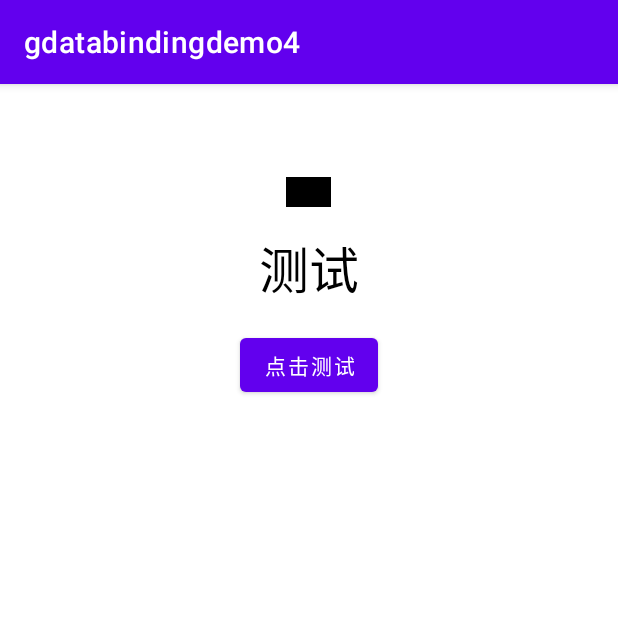
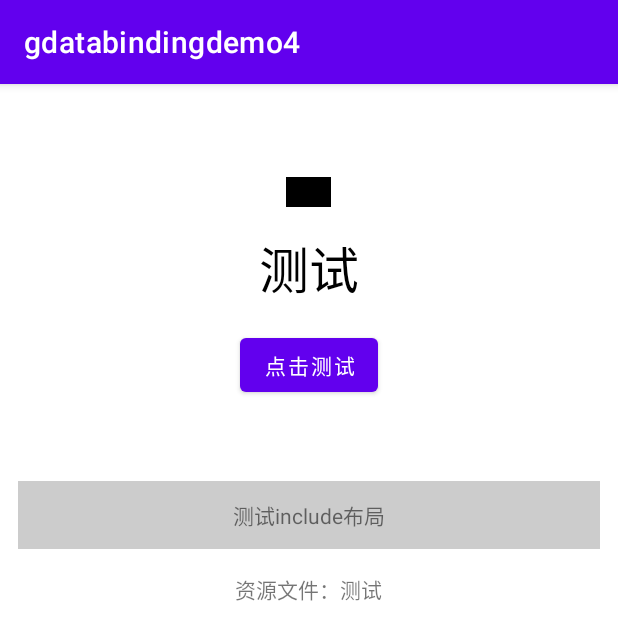
Before and after one commit to guoergongzi/GMVVMDemo, an Android app: the screen it shows after launch (MainActivity), on a phone screen of 412 x 824 dp. Shown: the top 640 px of the screen. Run offline under Robolectric (Android 15) with nearby library versions, the phone set to English and light mode, and no system bars; our stand-ins replace data binding; 6 statements that could not run were skipped.

Commit message:
测试DataBinding中的其它细节

```diff
--- a/gdatabindingdemo4/src/main/java/com/gegz/gdatabindingdemo4/BindingAdapterImpl.java
+++ b/gdatabindingdemo4/src/main/java/com/gegz/gdatabindingdemo4/BindingAdapterImpl.java
@@ -1,12 +1,10 @@
 package com.gegz.gdatabindingdemo4;
 
-import android.graphics.Color;
 import android.graphics.drawable.ColorDrawable;
 import android.graphics.drawable.Drawable;
 import android.view.View;
 import android.view.ViewGroup;
 import android.widget.ImageView;
-import android.widget.LinearLayout;
 import android.widget.TextView;
 
 import androidx.core.content.ContextCompat;
@@ -47,7 +45,11 @@ public class BindingAdapterImpl {
     @BindingAdapter("android:text")
     public static void updateText(TextView textView, String content) {
         textView.setText(content);
-        textView.postDelayed(() -> textView.setText(content + "-ABC"), 2000);
+
+        textView.postDelayed(() -> {
+            String delayStr = content + "-ABC";
+            textView.setText(delayStr);
+        }, 2000);
     }
 
     /**
--- a/gdatabindingdemo4/src/main/java/com/gegz/gdatabindingdemo4/MainActivity.java
+++ b/gdatabindingdemo4/src/main/java/com/gegz/gdatabindingdemo4/MainActivity.java
@@ -1,15 +1,12 @@
 package com.gegz.gdatabindingdemo4;
+
+import android.os.Bundle;
 
 import androidx.appcompat.app.AppCompatActivity;
 import androidx.databinding.DataBindingUtil;
 
-import android.app.Application;
-import android.os.Bundle;
-
-import com.bumptech.glide.Glide;
 import com.gegz.gdatabindingdemo4.databinding.ActivityMainBinding;
-
-import javax.net.ssl.HttpsURLConnection;
+import com.gegz.gdatabindingdemo4.databinding.LayoutIncludeTestBinding;
 
 /**
  * Demo主界面
@@ -29,5 +26,12 @@ public class MainActivity extends AppCompatActivity {
         mainBinding.setTextContent("测试");
         // 测试lambda表达式
         mainBinding.setClickProcessor(new ClickProcessor());
+        // 测试include布局
+        mainBinding.setIncludeString("测试include布局");
+        // 测试viewStub布局
+        if (mainBinding.layoutStub.getViewStub() != null) {
+            mainBinding.layoutStub.getViewStub().inflate();
+            mainBinding.setViewStubString("测试viewStub布局");
+        }
     }
 }
--- a/gdatabindingdemo4/src/main/res/layout/activity_main.xml
+++ b/gdatabindingdemo4/src/main/res/layout/activity_main.xml
@@ -1,5 +1,6 @@
 <?xml version="1.0" encoding="utf-8"?>
-<layout xmlns:android="http://schemas.android.com/apk/res/android">
+<layout xmlns:android="http://schemas.android.com/apk/res/android"
+    xmlns:bind="http://schemas.android.com/apk/res-auto">
 
     <data>
 
@@ -28,14 +29,27 @@
         <variable
             name="viewVisibility"
             type="boolean" />
+
+        <variable
+            name="includeString"
+            type="String" />
+
+        <variable
+            name="viewStubString"
+            type="String" />
     </data>
+
+    <ScrollView
+        android:layout_width="match_parent"
+        android:layout_height="match_parent">
 
         <LinearLayout
             android:layout_width="match_parent"
-        android:layout_height="match_parent"
+            android:layout_height="wrap_content"
             android:gravity="center_horizontal"
             android:orientation="vertical">
 
+            <!--测试自定义属性-->
             <ImageView
                 bind_imageUrl="@{imageUrl}"
                 android:layout_width="30dp"
@@ -43,6 +57,8 @@
                 android:layout_marginTop="16dp"
                 android:contentDescription="@string/string_empty" />
 
+            <!--测试多个自定义属性组合-->
+            <!--suppress AndroidUnknownAttribute -->
             <View
                 bind_height="@{viewHeight}"
                 bind_width="@{viewWidth}"
@@ -51,6 +67,7 @@
                 android:layout_marginTop="16dp"
                 android:background="@color/black" />
 
+            <!--测试覆盖系统属性-->
             <TextView
                 android:layout_width="wrap_content"
                 android:layout_height="wrap_content"
@@ -59,19 +76,50 @@
                 android:textColor="@color/black"
                 android:textSize="33sp" />
 
+            <!--测试lambda表达式-->
             <Button
                 android:layout_width="wrap_content"
                 android:layout_height="wrap_content"
                 android:layout_marginTop="16dp"
                 android:onClick="@{() -> clickProcessor.showToast(context)}"
-            android:text="点击测试" />
+                android:text="@string/string_click_test" />
 
+            <!--测试数据转换-->
             <TextView
                 android:layout_width="wrap_content"
                 android:layout_height="wrap_content"
                 android:layout_marginTop="16dp"
                 android:background='@{"蓝色"}'
-            android:text="测试数据类型转换"
+                android:text="@string/string_conversion_test"
                 android:textColor="@color/white" />
+
+            <!--测试include布局-->
+            <include
+                layout="@layout/layout_include_test"
+                android:layout_width="match_parent"
+                android:layout_height="wrap_content"
+                android:layout_marginHorizontal="12dp"
+                android:layout_marginTop="16dp"
+                bind:includeString="@{includeString}" />
+
+            <!--测试viewStub布局-->
+            <ViewStub
+                android:id="@+id/layout_stub"
+                android:layout_width="match_parent"
+                android:layout_height="wrap_content"
+                android:layout_marginHorizontal="12dp"
+                android:layout_marginTop="16dp"
+                android:layout="@layout/layout_include_test"
+                android:padding="12dp"
+                bind:includeString="@{viewStubString}" />
+
+            <!--测试资源引用-->
+            <TextView
+                android:id="@+id/layout_resources"
+                android:layout_width="wrap_content"
+                android:layout_height="wrap_content"
+                android:layout_marginTop="16dp"
+                android:text='@{@string/string_resources_test("测试"),default = "测试资源文件"}' />
         </LinearLayout>
+    </ScrollView>
 </layout>
--- /dev/null
+++ b/gdatabindingdemo4/src/main/res/layout/layout_include_test.xml
@@ -0,0 +1,18 @@
+<?xml version="1.0" encoding="utf-8"?><!--测试include布局/viewStub布局-->
+<layout xmlns:android="http://schemas.android.com/apk/res/android">
+
+    <data>
+
+        <variable
+            name="includeString"
+            type="String" />
+    </data>
+
+    <TextView
+        android:layout_width="match_parent"
+        android:layout_height="wrap_content"
+        android:background="#cccccc"
+        android:gravity="center"
+        android:padding="12dp"
+        android:text="@{includeString,default = 测试include布局}" />
+</layout>
--- a/gdatabindingdemo4/src/main/res/values/strings.xml
+++ b/gdatabindingdemo4/src/main/res/values/strings.xml
@@ -1,4 +1,7 @@
 <resources>
     <string name="app_name">gdatabindingdemo4</string>
     <string name="string_empty" />
+    <string name="string_click_test">点击测试</string>
+    <string name="string_conversion_test">测试数据类型转换</string>
+    <string name="string_resources_test">资源文件：%s</string>
 </resources>
```
Lines whose indentation alone changed are shown as unchanged.
